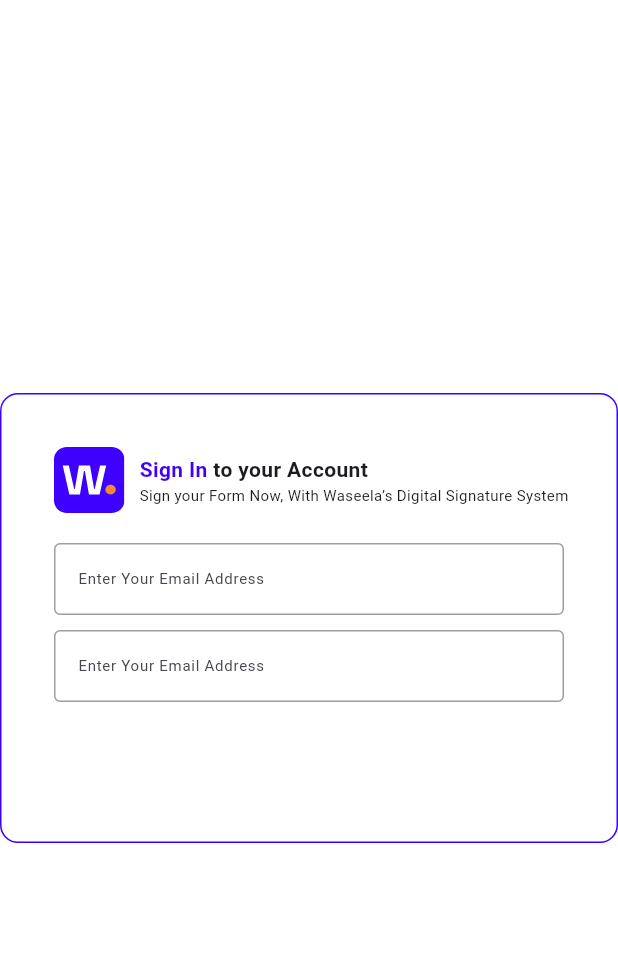
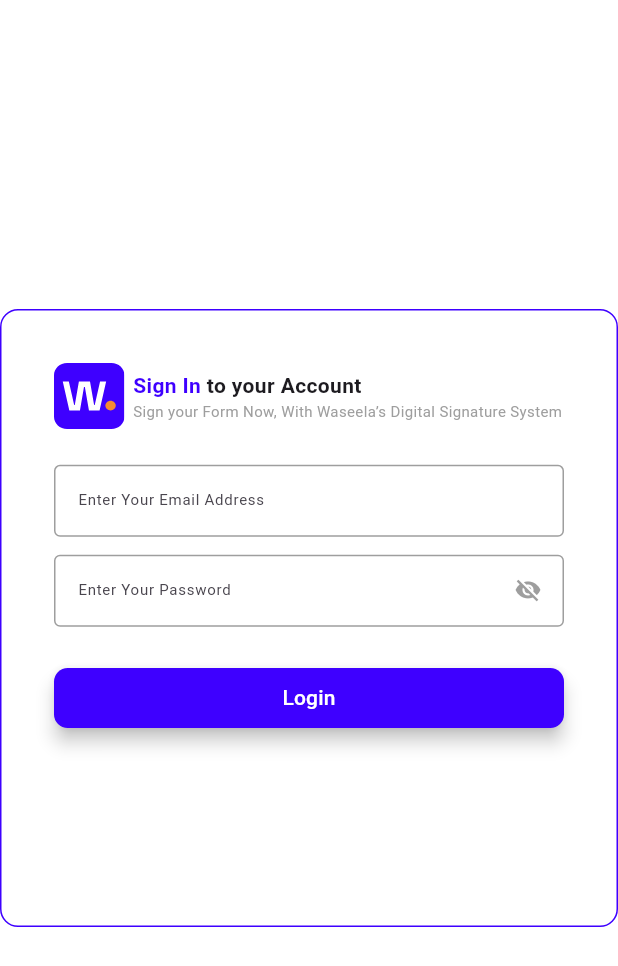
Before and after one commit to toqaa2/digital_signature_system, a Flutter app: the LoginScreen screen opened directly, on a phone screen of 412 x 824 dp. Shown: the top 966 px of the screen. Run offline on Flutter 3.47's test engine with Material 3 defaults, Android fonts, the light colour scheme and no system bars; our stand-ins replace bloc, flutter_bloc, flutter_screenutil, flutter_svg.

Commit message:
finish login screen

```diff
--- a/lib/main.dart
+++ b/lib/main.dart
@@ -1,6 +1,6 @@
 import 'package:flutter/material.dart';
-import 'package:signature_system/src/Features/layout/layout_screen.dart';
-import 'package:signature_system/src/Features/login_screen/login_screen.dart';
+import 'package:flutter_screenutil/flutter_screenutil.dart';
+import 'package:signature_system/src/Features/layout/view/layout_screen.dart';
 
 void main() {
   runApp(const MyApp());
@@ -34,7 +34,7 @@ class MyApp extends StatelessWidget {
         colorScheme: ColorScheme.fromSeed(seedColor: Colors.deepPurple),
         useMaterial3: true,
       ),
-      home: const LayoutScreen(),
+      home: ScreenUtilInit(child: const LayoutScreen()),
     );
   }
 }
--- a/lib/src/Features/layout/cubit/layout_cubit.dart
+++ b/lib/src/Features/layout/manager/layout_cubit.dart
@@ -1,8 +1,6 @@
-import 'package:bloc/bloc.dart';
 import 'package:flutter/material.dart';
 import 'package:flutter_bloc/flutter_bloc.dart';
-import 'package:meta/meta.dart';
-import 'package:signature_system/src/Features/login_screen/login_screen.dart';
+import 'package:signature_system/src/Features/login_screen/view/login_screen.dart';
 
 part 'layout_state.dart';
 
@@ -10,7 +8,7 @@ class LayoutCubit extends Cubit<LayoutState> {
   LayoutCubit() : super(LayoutInitial());
   static LayoutCubit get(context) => BlocProvider.of(context);
   List<Widget> pages = [
-    LoginScreen(),
+    const LoginScreen(),
     const LoginScreen(),
     const LoginScreen(),
 
--- a/lib/src/Features/layout/layout_screen.dart
+++ b/lib/src/Features/layout/view/layout_screen.dart
@@ -1,7 +1,7 @@
 import 'package:flutter/material.dart';
 import 'package:flutter_bloc/flutter_bloc.dart';
 import 'package:flutter_svg/svg.dart';
-import 'package:signature_system/src/Features/layout/cubit/layout_cubit.dart';
+import 'package:signature_system/src/Features/layout/manager/layout_cubit.dart';
 
 class LayoutScreen extends StatelessWidget {
   const LayoutScreen({super.key});
--- a/lib/src/Features/login_screen/login_screen.dart
+++ /dev/null
@@ -1,101 +0,0 @@
-import 'package:flutter/material.dart';
-import 'package:flutter_svg/flutter_svg.dart';
-import 'package:signature_system/src/core/style/colors.dart';
-
-class LoginScreen extends StatelessWidget {
-  const LoginScreen({super.key});
-
-  @override
-  Widget build(BuildContext context) {
-    return  Scaffold(
-        backgroundColor: Colors.transparent,
-      body: Center(
-        child: Container(
-          height: 300,
-          width: 600,
-          decoration: BoxDecoration(
-            color: Colors.white,
-            borderRadius: BorderRadius.circular(12),
-            border: Border.all(color: AppColors.mainColor),
-          ),
-          child: Padding(
-            padding: const EdgeInsets.all(35.0),
-            child: Column(
-              crossAxisAlignment: CrossAxisAlignment.center,
-              children: [
-                Row(
-                  mainAxisAlignment: MainAxisAlignment.start,
-                  children: [
-                    SvgPicture.asset(
-                      'assets/Signup-logo.svg',),
-                    SizedBox(width: 10,),
-                    Column(
-                      mainAxisAlignment: MainAxisAlignment.start,
-                      crossAxisAlignment: CrossAxisAlignment.start,
-                      children: [
-                        Row(
-                          mainAxisAlignment: MainAxisAlignment.start,
-                          children: [
-                            Text("Sign In",style: TextStyle(color: AppColors.mainColor,fontWeight: FontWeight.bold),),
-                            Text(" to your Account ",style: TextStyle(fontWeight: FontWeight.bold),),
-                          ],
-                        ),
-                        Text("Sign your Form Now, With Waseela’s Digital Signature System",style: TextStyle(fontSize: 10),),
-                      ],
-                    ),
-                  ],
-                ),
-                SizedBox(height: 20,),
-                Textfield(
-                ),
-                SizedBox(height: 10,),
-                Textfield(
-                ),
-              ],
-            ),
-          ),
-        ),
-      ),
-    );
-  }
-}
-
-class Textfield extends StatelessWidget {
-  const Textfield({
-    super.key,
-  });
-
-  @override
-  Widget build(BuildContext context,) {
-
-    return SizedBox(
-        width: 400,
-        // height: 45,
-        child: TextField(
-
-          style: const TextStyle(fontSize: 10),
-          decoration: InputDecoration(
-              labelText: "Enter Your Email Address",
-              labelStyle: const TextStyle(fontSize: 10),
-              filled: true,
-              focusedBorder: OutlineInputBorder(
-                borderSide:  BorderSide(color: AppColors.mainColor),
-                borderRadius: BorderRadius.circular(4),
-
-              ),
-              enabledBorder:OutlineInputBorder(
-                borderSide: const BorderSide(color: Colors.grey),
-                borderRadius: BorderRadius.circular(4),
-
-              ) ,
-              fillColor: Colors.white,
-              border: OutlineInputBorder(
-                borderSide: const BorderSide(color: Colors.grey),
-                borderRadius: BorderRadius.circular(4),
-
-              )
-          ),
-        )
-    );
-  }
-}
--- /dev/null
+++ b/lib/src/Features/login_screen/manager/login_cubit.dart
@@ -0,0 +1,8 @@
+import 'package:bloc/bloc.dart';
+import 'package:meta/meta.dart';
+
+part 'login_state.dart';
+
+class LoginCubit extends Cubit<LoginState> {
+  LoginCubit() : super(LoginInitial());
+}
--- /dev/null
+++ b/lib/src/Features/login_screen/manager/login_state.dart
@@ -0,0 +1,6 @@
+part of 'login_cubit.dart';
+
+@immutable
+sealed class LoginState {}
+
+final class LoginInitial extends LoginState {}
--- /dev/null
+++ b/lib/src/Features/login_screen/view/login_screen.dart
@@ -0,0 +1,95 @@
+import 'package:flutter/material.dart';
+import 'package:flutter_svg/flutter_svg.dart';
+import 'package:signature_system/src/Features/login_screen/view/widgets/custom_text_field.dart';
+import 'package:signature_system/src/core/helper/extension/distance.dart';
+import 'package:signature_system/src/core/shared_widgets/custom_button.dart';
+import 'package:signature_system/src/core/style/colors.dart';
+
+class LoginScreen extends StatelessWidget {
+  const LoginScreen({super.key});
+
+  @override
+  Widget build(BuildContext context) {
+    return Scaffold(
+      backgroundColor: Colors.transparent,
+      body: Center(
+        child: Container(
+          height: MediaQuery.of(context).size.height*0.5,
+          width: MediaQuery.of(context).size.height*0.9,
+          decoration: BoxDecoration(
+            color: Colors.white,
+            borderRadius: BorderRadius.circular(12),
+            border: Border.all(color: AppColors.mainColor),
+          ),
+          child: Padding(
+            padding: const EdgeInsets.all(35.0),
+            child: SingleChildScrollView(
+              child: Column(
+                crossAxisAlignment: CrossAxisAlignment.center,
+                children: [
+                  Row(
+                    mainAxisAlignment: MainAxisAlignment.start,
+                    children: [
+                      SvgPicture.asset(
+                        'assets/Signup-logo.svg',
+                      ),
+                      5.isWidth,
+                      Column(
+                        mainAxisAlignment: MainAxisAlignment.start,
+                        crossAxisAlignment: CrossAxisAlignment.start,
+                        children: [
+                          Row(
+                            mainAxisAlignment: MainAxisAlignment.start,
+                            children: [
+                              Text(
+                                "Sign In",
+                                style: TextStyle(
+                                    color: AppColors.mainColor,
+                                    fontWeight: FontWeight.bold),
+                              ),
+                              Text(
+                                " to your Account ",
+                                style: TextStyle(fontWeight: FontWeight.bold),
+                              ),
+                            ],
+                          ),
+                          Text(
+                            "Sign your Form Now, With Waseela’s Digital Signature System",
+                            style: TextStyle(fontSize: 10, color: Colors.grey),
+                          ),
+                        ],
+                      ),
+                    ],
+                  ),
+                  20.isHeight,
+                  Textfield(
+
+                    labelText: "Enter Your Email Address",
+                  ),
+                  10.isHeight,
+                  Textfield(
+                    labelText: "Enter Your Password",
+                    trailingIcon: Icon(
+                      Icons.visibility_off_sharp,
+                      color: Colors.grey,
+                      size: 18,
+                    ),
+                  ),
+                  5.isHeight,
+                  ButtonWidget(
+                    onTap: (){},
+
+                    minWidth: 400,
+                    textStyle: TextStyle(fontSize: 14,color: Colors.white),
+                    text: "Login",
+                  ),
+
+                ],
+              ),
+            ),
+          ),
+        ),
+      ),
+    );
+  }
+}
--- /dev/null
+++ b/lib/src/Features/login_screen/view/widgets/custom_text_field.dart
@@ -0,0 +1,50 @@
+import 'package:flutter/material.dart';
+import 'package:signature_system/src/core/style/colors.dart';
+
+
+class Textfield extends StatelessWidget {
+  final String labelText;
+  final Icon? trailingIcon;
+  final bool? obscureText;
+  final TextEditingController? controller;
+
+  const Textfield({
+    super.key,
+    required this.labelText,
+    this.trailingIcon,  this.obscureText,  this.controller,
+  });
+
+  @override
+  Widget build(BuildContext context) {
+    return SizedBox(
+      width: 400,
+      child: TextField(
+        obscureText: false,
+        controller: controller,
+        style: const TextStyle(fontSize: 10),
+        decoration: InputDecoration(
+
+          labelText: labelText,
+          labelStyle: const TextStyle(fontSize: 10),
+
+          filled: true,
+          focusedBorder: OutlineInputBorder(
+            borderSide: BorderSide(color: AppColors.mainColor),
+            borderRadius: BorderRadius.circular(4),
+          ),
+          enabledBorder: OutlineInputBorder(
+            borderSide: const BorderSide(color: Colors.grey),
+            borderRadius: BorderRadius.circular(4),
+          ),
+          fillColor: Colors.white,
+          border: OutlineInputBorder(
+            borderSide: const BorderSide(color: Colors.grey),
+            borderRadius: BorderRadius.circular(4),
+          ),
+
+          suffixIcon: trailingIcon,
+        ),
+      ),
+    );
+  }
+}
--- /dev/null
+++ b/lib/src/core/helper/extension/distance.dart
@@ -0,0 +1,9 @@
+
+import 'package:flutter/material.dart';
+import 'package:flutter_screenutil/flutter_screenutil.dart';
+
+extension Distance on num {
+  Widget get isHeight => SizedBox(height: h);
+
+  Widget get isWidth => SizedBox(width: w);
+}
--- /dev/null
+++ b/lib/src/core/shared_widgets/custom_button.dart
@@ -0,0 +1,127 @@
+import 'package:flutter/material.dart';
+import 'package:flutter_screenutil/flutter_screenutil.dart';
+import 'package:signature_system/src/core/helper/extension/distance.dart';
+import 'package:signature_system/src/core/style/colors.dart';
+
+class ButtonWidget extends StatelessWidget {
+  final String? text;
+  final Widget? widget;
+  final double? minWidth;
+  final VoidCallback onTap;
+  final bool isHollow;
+  final double topPadding;
+  final double bottomPadding;
+  final double rightPadding;
+  final double leftPadding;
+  final double? height;
+  final Color? buttonColor;
+  final bool enabled;
+  final Color? textColor;
+  final TextStyle? textStyle;
+  final Color? borderColor;
+  final double topLeftRadius;
+  final double topRightRadius;
+  final double bottomLeftRadius;
+  final double bottomRightRadius;
+  final double? verticalMargin;
+
+  const ButtonWidget({
+    this.textColor,
+    this.textStyle,
+    this.borderColor,
+    this.topLeftRadius = 8,
+    this.topRightRadius = 8,
+    this.bottomLeftRadius = 8,
+    this.bottomRightRadius = 8,
+    this.height,
+    this.enabled = true,
+    this.buttonColor,
+    this.topPadding = 0,
+    this.bottomPadding = 0,
+    this.rightPadding = 0,
+    this.leftPadding = 0,
+    this.isHollow = false,
+    required this.onTap,
+    this.widget,
+    this.minWidth,
+    this.text,
+    this.verticalMargin,
+
+    super.key,
+
+  });
+
+  @override
+  Widget build(BuildContext context) {
+    return Container(
+
+      color: verticalMargin==0?Colors.transparent: Colors.white,
+      padding: EdgeInsets.symmetric(vertical:verticalMargin?? 18.h),
+      child: SizedBox(
+        height: 40,
+        child: MaterialButton(
+          height: 12,
+          padding: EdgeInsets.only(
+            top: topPadding,
+            bottom: bottomPadding,
+            left: leftPadding,
+            right: rightPadding,
+          ),
+          elevation: isHollow ? 0 : 5,
+          color: isHollow ? Colors.transparent : buttonColor ?? AppColors.mainColor,
+          minWidth: minWidth ?? double.infinity,
+          shape: OutlineInputBorder(
+            borderRadius: BorderRadius.only(
+              topLeft: Radius.circular(topLeftRadius.r),
+              topRight: Radius.circular(topRightRadius.r),
+              bottomLeft: Radius.circular(bottomLeftRadius.r),
+              bottomRight: Radius.circular(bottomRightRadius.r),
+            ),
+            borderSide:
+            BorderSide(color: isHollow ? AppColors.mainColor : borderColor ?? Colors.transparent),
+          ),
+          disabledColor: Colors.grey.shade300,
+          onPressed: enabled
+              ? () {
+            if (enabled) {
+              onTap();
+            }
+          }
+              : null,
+          child: Row(
+            mainAxisSize: MainAxisSize.min,
+            children: [
+              widget ?? const SizedBox(),
+              if (widget != null && text != null)
+                Row(
+                  children: [
+                    10.isWidth,
+                  ],
+                ),
+              if (text != null)
+                ConstrainedBox(
+                  constraints: BoxConstraints(maxWidth: MediaQuery.sizeOf(context).width - 60),
+                  child: Text(
+                    text!,
+                    overflow: TextOverflow.ellipsis,
+                    maxLines: 1,
+                    textAlign: TextAlign.center,
+                    style: textStyle ??
+                        TextStyle(
+                          fontSize: 17.sp,
+                          color: isHollow
+                              ? AppColors.mainColor
+                              : enabled
+                              ? textColor ?? Colors.white
+                              : Colors.grey,
+                          fontWeight: FontWeight.bold,
+                        ),
+                  ),
+                ),
+            ],
+          ),
+        ),
+      ),
+    );
+  }
+}
```
Also changed, not shown: lib/src/Features/layout/manager/layout_state.dart (renamed from lib/src/Features/layout/cubit/layout_state.dart).
